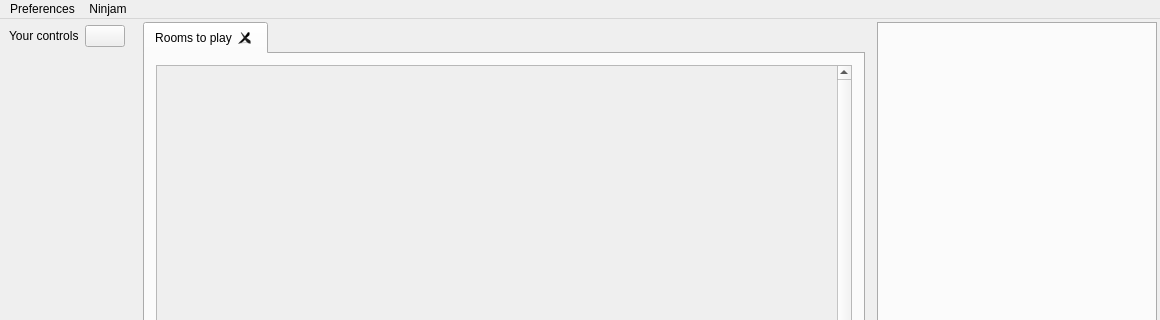
Above: src/jamtaba/gui/mainframe.ui from elieserdejesus/JamTaba before the change; both pictures show x 0 to 1160 and y 0 to 320 of the 1160 by 750 pixel window. Below: the same form after it.
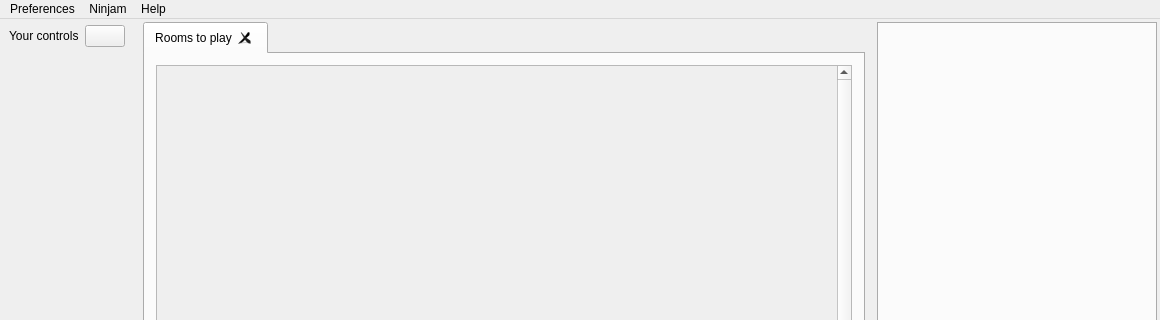
That is the form after the change. Icons and pictures are not drawn.

The edit to the form file:
```diff
--- a/src/jamtaba/gui/mainframe.ui
+++ b/src/jamtaba/gui/mainframe.ui
@@ -349,8 +349,15 @@
     <addaction name="actionNinjam_community_forum"/>
     <addaction name="actionNinjam_Official_Site"/>
    </widget>
+   <widget class="QMenu" name="menuHelp">
+    <property name="title">
+     <string>Help</string>
+    </property>
+    <addaction name="actionReport_bugs_or_suggest_improvements"/>
+   </widget>
    <addaction name="menuPreferences"/>
    <addaction name="menuNinjam"/>
+   <addaction name="menuHelp"/>
   </widget>
   <action name="actionTest">
    <property name="text">
```
Left out of the diff: 5 changed lines with no effect on the pictures.
